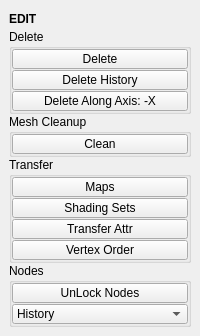
Qt form tentacle/ui/edit.ui (m3trik/tentacle) before a commit.
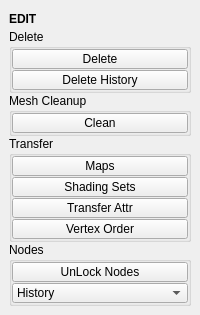
The same form after that commit. Custom widgets are drawn as their Qt base class.

Diff of the .ui file:
```diff
--- a/tentacle/ui/edit.ui
+++ b/tentacle/ui/edit.ui
@@ -7,7 +7,7 @@
     <x>0</x>
     <y>0</y>
     <width>200</width>
-    <height>330</height>
+    <height>306</height>
    </rect>
   </property>
   <property name="tabShape">
@@ -183,37 +183,6 @@
            </property>
           </widget>
          </item>
-         <item>
-          <widget class="PushButton" name="tb003">
-           <property name="minimumSize">
-            <size>
-             <width>0</width>
-             <height>20</height>
-            </size>
-           </property>
-           <property name="maximumSize">
-            <size>
-             <width>16777215</width>
-             <height>20</height>
-            </size>
-           </property>
-           <property name="toolTip">
-            <string>Delete Component or if object selected, along axis</string>
-           </property>
-           <property name="layoutDirection">
-            <enum>Qt::LeftToRight</enum>
-           </property>
-           <property name="text">
-            <string>Delete Along Axis: -X</string>
-           </property>
-           <property name="iconSize">
-            <size>
-             <width>18</width>
-             <height>18</height>
-            </size>
-           </property>
-          </widget>
-         </item>
         </layout>
        </widget>
       </item>
```
